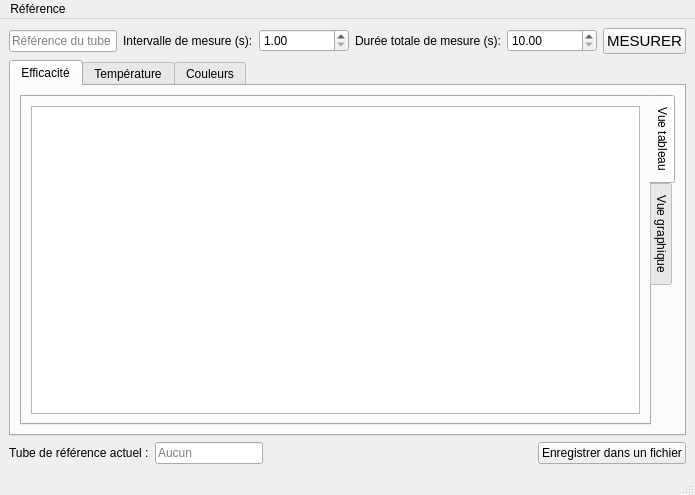
Above: LED-Tester/index.ui from faniryxx/LED-Tester before the change. Below: the same form after it.
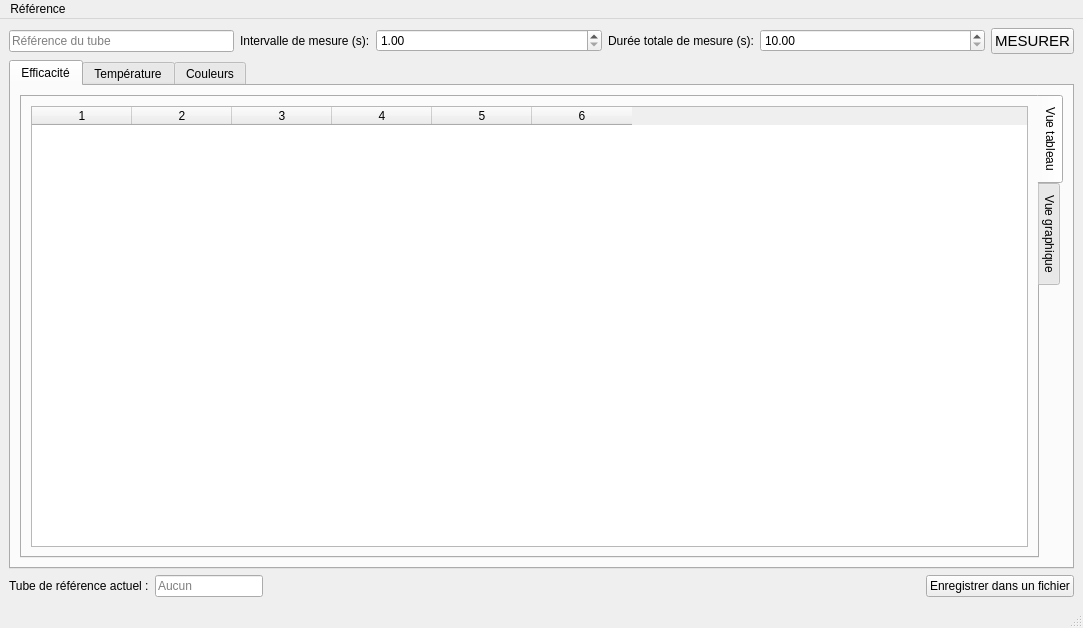
That is the form after the change. Custom widgets are drawn as their Qt base class.

Commit message: Ajout d'un tableau et des headers horizontaux

The edit to the form file:
```diff
--- a/LED-Tester/index.ui
+++ b/LED-Tester/index.ui
@@ -6,8 +6,8 @@
    <rect>
     <x>0</x>
     <y>0</y>
-    <width>695</width>
-    <height>495</height>
+    <width>1083</width>
+    <height>628</height>
    </rect>
   </property>
   <property name="sizePolicy">
@@ -84,7 +84,20 @@
               <item row="0" column="0">
                <layout class="QGridLayout" name="gridLayout_8">
                 <item row="0" column="0">
-                 <widget class="QTableView" name="tableView"/>
+                 <widget class="QTableWidget" name="tableWidget">
+                  <property name="rowCount">
+                   <number>0</number>
+                  </property>
+                  <property name="columnCount">
+                   <number>6</number>
+                  </property>
+                  <column/>
+                  <column/>
+                  <column/>
+                  <column/>
+                  <column/>
+                  <column/>
+                 </widget>
                 </item>
                </layout>
               </item>
@@ -264,8 +277,8 @@
     <rect>
      <x>0</x>
      <y>0</y>
-     <width>695</width>
-     <height>22</height>
+     <width>1083</width>
+     <height>30</height>
     </rect>
    </property>
    <widget class="QMenu" name="menuFichier">
```
The commit also changes 2 other files.
